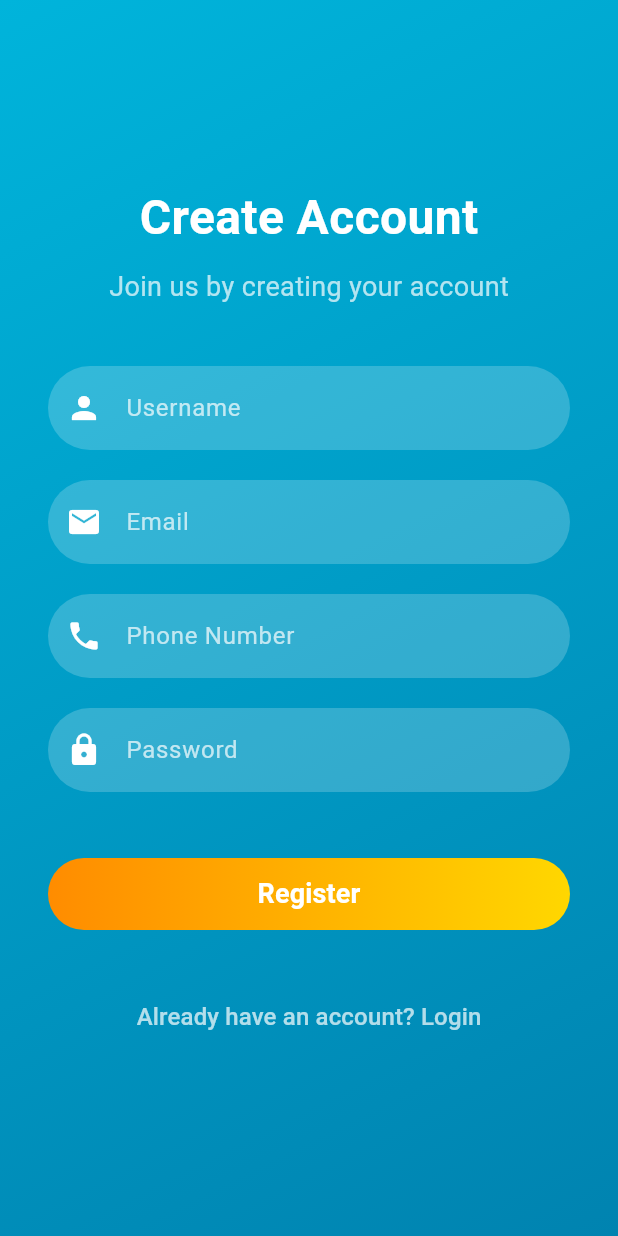
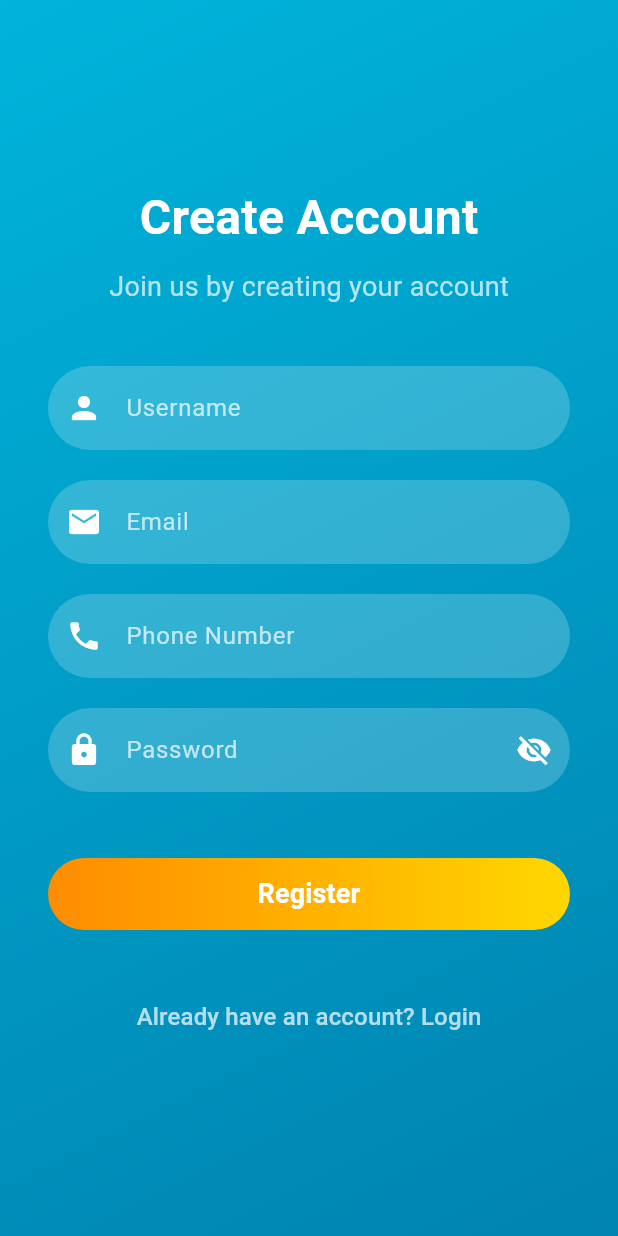
Before and after one commit to AayushPandeyy/FinSync, a Flutter app: the RegisterPage screen opened directly, on a phone screen of 412 x 824 dp. Run offline on Flutter 3.47's test engine with Material 3 defaults, Android fonts, the phone set to English and light mode, and no system bars; our stand-ins replace cloud_firestore, firebase_auth, firebase_core, fl_chart, flutter_slidable, google_fonts and 1 more; accounts and stored records are empty; Roboto replaces fonts that are missing (Afacad).

Commit message:
Users can see pw in register page

```diff
--- a/lib/pages/auth/RegisterPage.dart
+++ b/lib/pages/auth/RegisterPage.dart
@@ -128,8 +128,39 @@ class _RegisterPageState extends State<RegisterPage> {
                   _buildTextField(
                       Icons.phone, "Phone Number", false, phoneController),
                   const SizedBox(height: 20),
-                  _buildTextField(
-                      Icons.lock, "Password", true, passwordController),
+                  TextField(
+      controller: passwordController,
+      obscureText: obscure,
+      decoration: InputDecoration(
+        prefixIcon: Icon(Icons.lock, color: Colors.white),
+        hintText: "Password",
+        suffixIcon: IconButton(
+          icon: Icon(
+            obscure ? Icons.visibility_off : Icons.visibility,
+            color: Colors.white,
+          ),
+          onPressed: () {
+            setState(() {
+              obscure = !obscure;
+            });
+          },
+        ),
+        hintStyle: const TextStyle(color: Colors.white70),
+        filled: true,
+        fillColor: Colors.white.withOpacity(0.2),
+        focusedBorder: OutlineInputBorder(
+          borderRadius: BorderRadius.circular(30),
+          borderSide: const BorderSide(color: Colors.white),
+        ),
+        enabledBorder: OutlineInputBorder(
+          borderRadius: BorderRadius.circular(30),
+          borderSide: BorderSide.none,
+        ),
+        contentPadding: const EdgeInsets.symmetric(vertical: 16),
+      ),
+      style: const TextStyle(color: Colors.white),
+      cursorColor: Colors.white,
+    ),
                   const SizedBox(height: 30),
                   ElevatedButton(
                     style: ElevatedButton.styleFrom(
```
